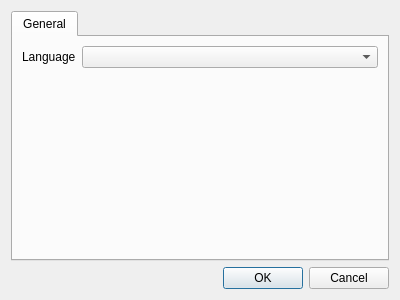
Before: the Qt Designer form src/cdevstudio/DialogSettings.ui in swaechter/cdevstudio, drawn with Qt 5.
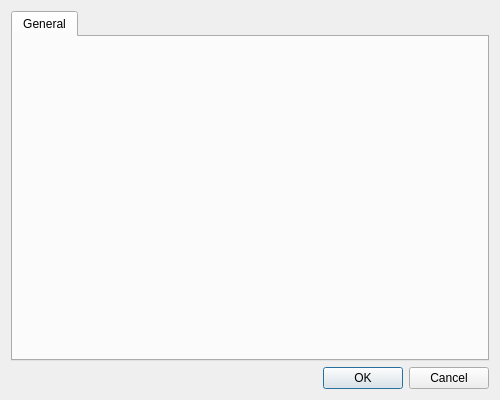
After: the same form once the commit is applied.

Commit message: Added plugin dialog and changed the other dialogues

The edit to the form file:
```diff
--- a/src/cdevstudio/DialogSettings.ui
+++ b/src/cdevstudio/DialogSettings.ui
@@ -6,10 +6,22 @@
    <rect>
     <x>0</x>
     <y>0</y>
-    <width>400</width>
-    <height>300</height>
+    <width>500</width>
+    <height>400</height>
    </rect>
   </property>
+  <property name="minimumSize">
+   <size>
+    <width>500</width>
+    <height>400</height>
+   </size>
+  </property>
+  <property name="maximumSize">
+   <size>
+    <width>500</width>
+    <height>400</height>
+   </size>
+  </property>
   <property name="windowTitle">
    <string>Settings</string>
   </property>
@@ -36,16 +48,9 @@
       <layout class="QGridLayout" name="gridLayout_2">
        <item row="0" column="0">
         <layout class="QFormLayout" name="formLayout">
-         <item row="0" column="0">
-          <widget class="QLabel" name="labelLanguage">
-           <property name="text">
-            <string>Language</string>
-           </property>
-          </widget>
-         </item>
-         <item row="0" column="1">
-          <widget class="QComboBox" name="comboBoxLanguage"/>
-         </item>
+         <property name="fieldGrowthPolicy">
+          <enum>QFormLayout::ExpandingFieldsGrow</enum>
+         </property>
         </layout>
        </item>
       </layout>
```
The commit also changes 4 other files.
